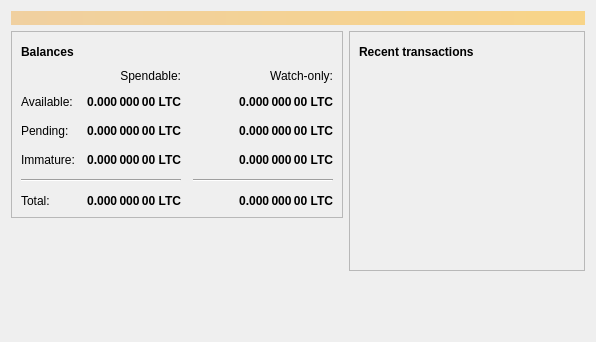
Old version of the form src/qt/forms/overviewpage.ui in the repository MrE-Fog/MGT0.15.
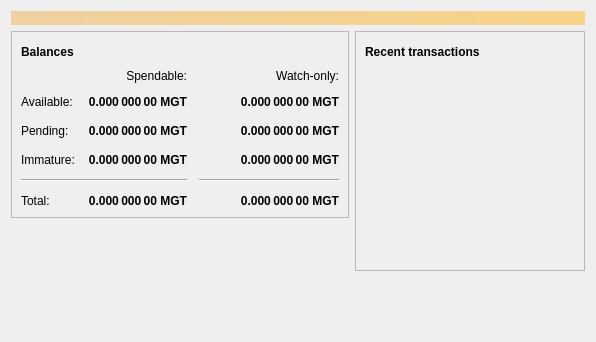
New version of the form. Icons and pictures are not drawn.

The edit to the form file:
```diff
--- a/src/qt/forms/overviewpage.ui
+++ b/src/qt/forms/overviewpage.ui
@@ -129,7 +129,7 @@
                <string>Unconfirmed transactions to watch-only addresses</string>
               </property>
               <property name="text">
-               <string notr="true">0.000 000 00 LTC</string>
+               <string notr="true">0.000 000 00 MGT</string>
               </property>
               <property name="alignment">
                <set>Qt::AlignRight|Qt::AlignTrailing|Qt::AlignVCenter</set>
@@ -154,7 +154,7 @@
                <string>Total of transactions that have yet to be confirmed, and do not yet count toward the spendable balance</string>
               </property>
               <property name="text">
-               <string notr="true">0.000 000 00 LTC</string>
+               <string notr="true">0.000 000 00 MGT</string>
               </property>
               <property name="alignment">
                <set>Qt::AlignRight|Qt::AlignTrailing|Qt::AlignVCenter</set>
@@ -179,7 +179,7 @@
                <string>Mined balance in watch-only addresses that has not yet matured</string>
               </property>
               <property name="text">
-               <string notr="true">0.000 000 00 LTC</string>
+               <string notr="true">0.000 000 00 MGT</string>
               </property>
               <property name="alignment">
                <set>Qt::AlignRight|Qt::AlignTrailing|Qt::AlignVCenter</set>
@@ -237,7 +237,7 @@
                <string>Mined balance that has not yet matured</string>
               </property>
               <property name="text">
-               <string notr="true">0.000 000 00 LTC</string>
+               <string notr="true">0.000 000 00 MGT</string>
               </property>
               <property name="alignment">
                <set>Qt::AlignRight|Qt::AlignTrailing|Qt::AlignVCenter</set>
@@ -282,7 +282,7 @@
                <string>Your current total balance</string>
               </property>
               <property name="text">
-               <string notr="true">0.000 000 00 LTC</string>
+               <string notr="true">0.000 000 00 MGT</string>
               </property>
               <property name="alignment">
                <set>Qt::AlignRight|Qt::AlignTrailing|Qt::AlignVCenter</set>
@@ -307,7 +307,7 @@
                <string>Current total balance in watch-only addresses</string>
               </property>
               <property name="text">
-               <string notr="true">0.000 000 00 LTC</string>
+               <string notr="true">0.000 000 00 MGT</string>
               </property>
               <property name="alignment">
                <set>Qt::AlignRight|Qt::AlignTrailing|Qt::AlignVCenter</set>
@@ -349,7 +349,7 @@
                <string>Your current spendable balance</string>
               </property>
               <property name="text">
-               <string notr="true">0.000 000 00 LTC</string>
+               <string notr="true">0.000 000 00 MGT</string>
               </property>
               <property name="alignment">
                <set>Qt::AlignRight|Qt::AlignTrailing|Qt::AlignVCenter</set>
@@ -374,7 +374,7 @@
                <string>Your current balance in watch-only addresses</string>
               </property>
               <property name="text">
-               <string notr="true">0.000 000 00 LTC</string>
+               <string notr="true">0.000 000 00 MGT</string>
               </property>
               <property name="alignment">
                <set>Qt::AlignRight|Qt::AlignTrailing|Qt::AlignVCenter</set>
```
Left out of the diff: 4 changed lines with no effect on the pictures.
